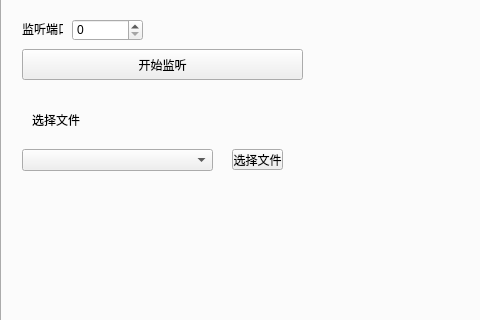
paipaipai666/FileTransfer, file src/FileTransfer.ui: the form before one commit; both pictures show x 0 to 480 and y 97 to 417 of the 800 by 600 pixel window.
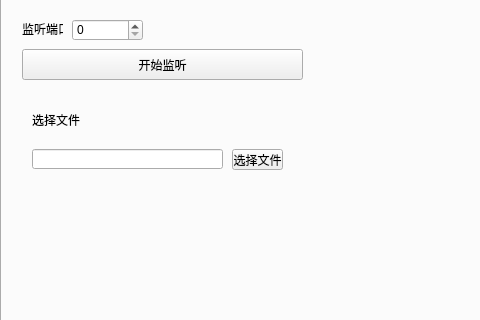
The form after the commit.

The edit to the form file:
```diff
--- a/src/FileTransfer.ui
+++ b/src/FileTransfer.ui
@@ -105,16 +105,6 @@
        <string>选择文件</string>
       </property>
      </widget>
-     <widget class="QComboBox" name="comboBox">
-      <property name="geometry">
-       <rect>
-        <x>20</x>
-        <y>220</y>
-        <width>191</width>
-        <height>22</height>
-       </rect>
-      </property>
-     </widget>
      <widget class="QLabel" name="label_9">
       <property name="geometry">
        <rect>
@@ -128,6 +118,16 @@
        <string>选择文件</string>
       </property>
      </widget>
+     <widget class="QLineEdit" name="fileNameEdit">
+      <property name="geometry">
+       <rect>
+        <x>30</x>
+        <y>220</y>
+        <width>191</width>
+        <height>20</height>
+       </rect>
+      </property>
+     </widget>
     </widget>
     <widget class="QWidget" name="ClientPage">
      <attribute name="title">
```
Left out of the diff: 2 changed lines with no effect on the pictures.
